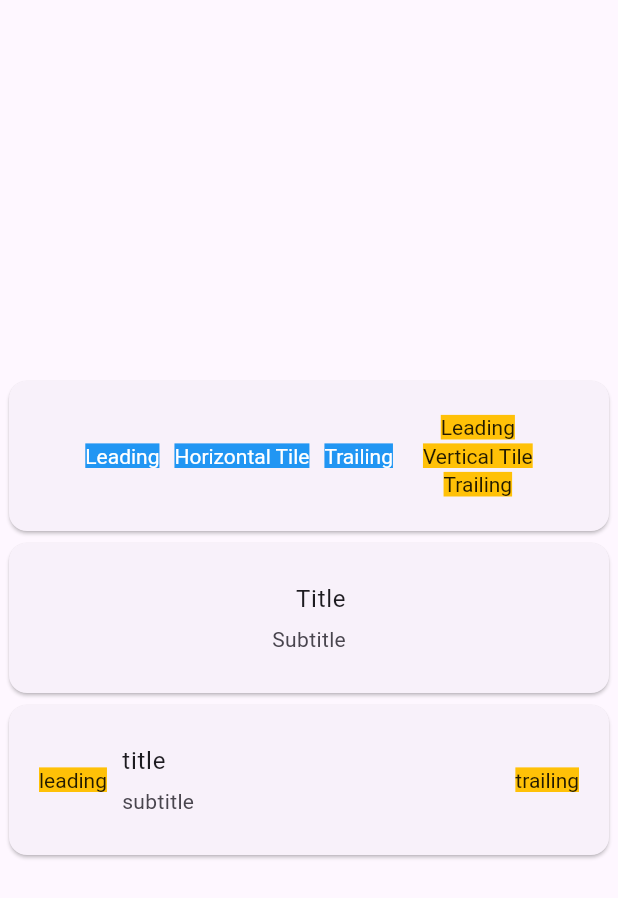
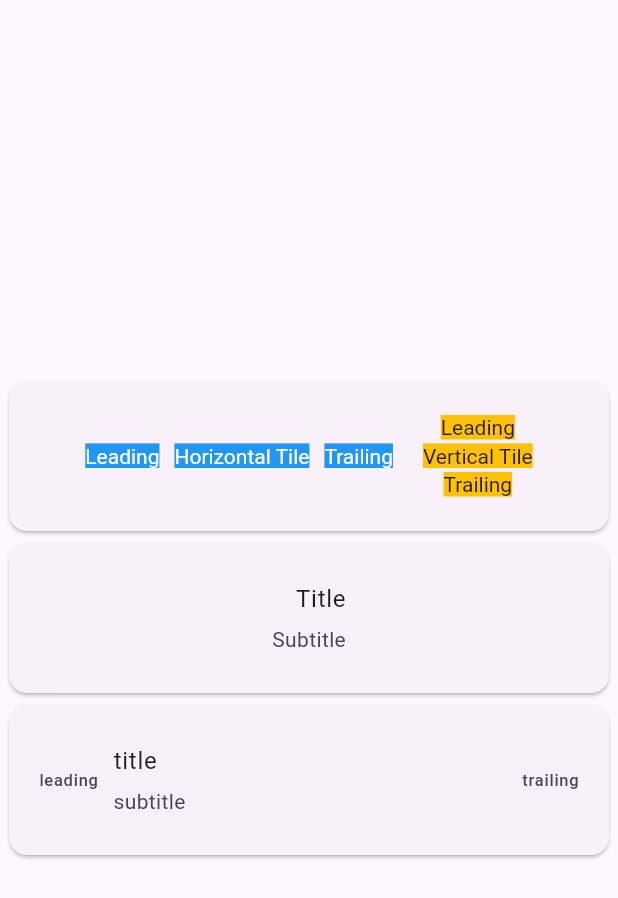
Before and after one commit to davigmacode/flutter_wx_tile, a Flutter app: the screen it shows after launch, on a phone screen of 412 x 824 dp. Shown: the top 898 px of the screen. Run offline on Flutter 3.47's test engine with Material 3 defaults, Android fonts, the phone set to English and light mode, and no system bars; missing offline and left inert: lerp.

Commit message:
Added list style leading and trailing text style

```diff
--- a/lib/src/list_tile/style.dart
+++ b/lib/src/list_tile/style.dart
@@ -70,6 +70,11 @@ class WxListTileStyle with Diagnosticable {
   /// {@endtemplate}
   final TextStyle? subtitleStyle;
 
+  /// {@template WxListTile.secondaryStyle}
+  /// The text style to be applied to leading and trailing.
+  /// {@endtemplate}
+  final TextStyle? secondaryStyle;
+
   /// Create a raw [WxListTileStyle]
   const WxListTileStyle({
     this.margin,
@@ -84,6 +89,7 @@ class WxListTileStyle with Diagnosticable {
     this.textSpacing,
     this.titleStyle,
     this.subtitleStyle,
+    this.secondaryStyle,
   });
 
   /// Create a [WxListTileStyle] with some reasonable default values.
@@ -97,9 +103,10 @@ class WxListTileStyle with Diagnosticable {
         inline = false,
         textExpanded = true,
         textAlign = WxTextTileAlign.left,
-        textSpacing = 5.0,
+        textSpacing = 0.0,
         titleStyle = null,
-        subtitleStyle = null;
+        subtitleStyle = null,
+        secondaryStyle = null;
 
   /// Create a [WxListTileStyle] from another style
   WxListTileStyle.from(WxListTileStyle? other)
@@ -114,7 +121,8 @@ class WxListTileStyle with Diagnosticable {
         textAlign = other?.textAlign,
         textSpacing = other?.textSpacing,
         titleStyle = other?.titleStyle,
-        subtitleStyle = other?.subtitleStyle;
+        subtitleStyle = other?.subtitleStyle,
+        secondaryStyle = other?.secondaryStyle;
 
   /// Creates a copy of this [WxListTileStyle] but with
   /// the given fields replaced with the new values.
@@ -131,6 +139,7 @@ class WxListTileStyle with Diagnosticable {
     double? textSpacing,
     TextStyle? titleStyle,
     TextStyle? subtitleStyle,
+    TextStyle? secondaryStyle,
   }) {
     return WxListTileStyle(
       margin: margin ?? this.margin,
@@ -145,6 +154,7 @@ class WxListTileStyle with Diagnosticable {
       textSpacing: textSpacing ?? this.textSpacing,
       titleStyle: titleStyle ?? this.titleStyle,
       subtitleStyle: subtitleStyle ?? this.subtitleStyle,
+      secondaryStyle: secondaryStyle ?? this.secondaryStyle,
     );
   }
 
@@ -167,6 +177,7 @@ class WxListTileStyle with Diagnosticable {
       textSpacing: other.textSpacing,
       titleStyle: other.titleStyle,
       subtitleStyle: other.subtitleStyle,
+      secondaryStyle: other.secondaryStyle,
     );
   }
 
@@ -192,6 +203,7 @@ class WxListTileStyle with Diagnosticable {
       textSpacing: lerpDouble(a?.textSpacing, b?.textSpacing, t),
       titleStyle: TextStyle.lerp(a?.titleStyle, b?.titleStyle, t),
       subtitleStyle: TextStyle.lerp(a?.subtitleStyle, b?.subtitleStyle, t),
+      secondaryStyle: TextStyle.lerp(a?.secondaryStyle, b?.secondaryStyle, t),
     );
   }
 
@@ -208,6 +220,7 @@ class WxListTileStyle with Diagnosticable {
         'textSpacing': textSpacing,
         'titleStyle': titleStyle,
         'subtitleStyle': subtitleStyle,
+        'secondaryStyle': secondaryStyle,
       };
 
   @override
--- a/lib/src/list_tile/widget.dart
+++ b/lib/src/list_tile/widget.dart
@@ -1,5 +1,5 @@
 import 'package:flutter/foundation.dart';
-import 'package:flutter/widgets.dart';
+import 'package:flutter/material.dart';
 import '../tile/widget.dart';
 import '../text_tile/types.dart';
 import '../text_tile/widget.dart';
@@ -27,6 +27,7 @@ class WxListTile extends StatelessWidget {
     this.textSpacing,
     this.titleStyle,
     this.subtitleStyle,
+    this.secondaryStyle,
     this.style,
     this.onTap,
   }) : super(key: key);
@@ -79,6 +80,9 @@ class WxListTile extends StatelessWidget {
   /// {@macro WxListTile.subtitleStyle}
   final TextStyle? subtitleStyle;
 
+  /// {@macro WxListTile.secondaryStyle}
+  final TextStyle? secondaryStyle;
+
   /// The style to be applied
   final WxListTileStyle? style;
 
@@ -100,13 +104,41 @@ class WxListTile extends StatelessWidget {
       textSpacing: textSpacing,
       titleStyle: titleStyle,
       subtitleStyle: subtitleStyle,
+      secondaryStyle: secondaryStyle,
     );
   }
 
   @override
   Widget build(BuildContext context) {
-    final theme = WxListTileTheme.of(context);
-    final themedStyle = theme.style.merge(effectiveStyle);
+    final tileTheme = WxListTileTheme.of(context);
+    final themedStyle = tileTheme.style.merge(effectiveStyle);
+
+    TextStyle? effectiveSecondaryStyle = themedStyle.secondaryStyle;
+    if (effectiveSecondaryStyle == null) {
+      if (leading != null || trailing != null) {
+        final theme = Theme.of(context);
+        effectiveSecondaryStyle = theme.textTheme.labelSmall?.copyWith(
+          color: theme.colorScheme.onSurfaceVariant,
+        );
+      }
+    }
+
+    Widget? leadingWidget;
+    if (leading != null) {
+      leadingWidget = DefaultTextStyle.merge(
+        style: effectiveSecondaryStyle,
+        child: leading!,
+      );
+    }
+
+    Widget? trailingWidget;
+    if (trailing != null) {
+      trailingWidget = DefaultTextStyle.merge(
+        style: effectiveSecondaryStyle,
+        child: trailing!,
+      );
+    }
+
     Widget content = WxTile(
       direction: Axis.horizontal,
       margin: themedStyle.padding,
@@ -116,8 +148,8 @@ class WxListTile extends StatelessWidget {
       mainAxisAlignment: themedStyle.mainAxisAlignment,
       inline: themedStyle.inline,
       childExpanded: themedStyle.textExpanded,
-      leading: leading,
-      trailing: trailing,
+      leading: leadingWidget,
+      trailing: trailingWidget,
       child: WxTextTile(
         title: title,
         subtitle: subtitle,
@@ -129,7 +161,7 @@ class WxListTile extends StatelessWidget {
     );
 
     // build gesture wrapper
-    content = theme.effectiveWrapper(
+    content = tileTheme.effectiveWrapper(
       context,
       WxListTileContext(
         onTap: onTap,
```
